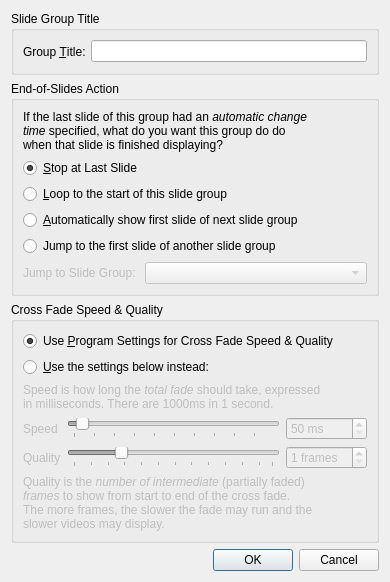
The window that src/SlideGroupSettingsDialog.ui (google-code-export/dviz) describes before a commit, drawn with Qt 5.
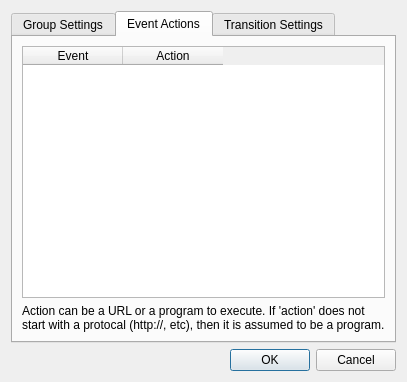
The same window after the commit. The open tabs and pages were chosen to show the change.

Commit message: Changed UserEventAction class to a simple QHash<QString,QStringList> pair and updated the related store/retrieve code and methods to match. Implemented UI in AppSettingsDialog to edit default actions. Implemented UI in SlideGroupSettingsDialog to edit per-group actions. Actual calling of the actions not implemented yet. Compiles and runs. TODO Add Unit Tests

```diff
--- a/src/SlideGroupSettingsDialog.ui
+++ b/src/SlideGroupSettingsDialog.ui
@@ -6,8 +6,8 @@
    <rect>
     <x>0</x>
     <y>0</y>
-    <width>390</width>
-    <height>582</height>
+    <width>407</width>
+    <height>381</height>
    </rect>
   </property>
   <property name="windowTitle">
@@ -15,6 +15,16 @@
   </property>
   <layout class="QVBoxLayout" name="verticalLayout_3">
    <item>
+    <widget class="QTabWidget" name="tabWidget">
+     <property name="currentIndex">
+      <number>0</number>
+     </property>
+     <widget class="QWidget" name="tab">
+      <attribute name="title">
+       <string>Group Settings</string>
+      </attribute>
+      <layout class="QVBoxLayout" name="verticalLayout_4">
+       <item>
     <widget class="QGroupBox" name="groupBox">
      <property name="title">
       <string>Slide Group Title</string>
@@ -127,15 +137,66 @@
     </widget>
    </item>
    <item>
+        <spacer name="verticalSpacer">
+         <property name="orientation">
+          <enum>Qt::Vertical</enum>
+         </property>
+         <property name="sizeHint" stdset="0">
+          <size>
+           <width>20</width>
+           <height>42</height>
+          </size>
+         </property>
+        </spacer>
+       </item>
+      </layout>
+     </widget>
+     <widget class="QWidget" name="tab_3">
+      <attribute name="title">
+       <string>Event Actions</string>
+      </attribute>
+      <layout class="QVBoxLayout" name="verticalLayout_7">
+       <item>
+        <widget class="QTableWidget" name="eventTable">
+         <column>
+          <property name="text">
+           <string>Event</string>
+          </property>
+         </column>
+         <column>
+          <property name="text">
+           <string>Action</string>
+          </property>
+         </column>
+        </widget>
+       </item>
+       <item>
+        <widget class="QLabel" name="label_26">
+         <property name="text">
+          <string>Action can be a URL or a program to execute. If 'action' does not start with a protocal (http://, etc), then it is assumed to be a program.</string>
+         </property>
+         <property name="wordWrap">
+          <bool>true</bool>
+         </property>
+        </widget>
+       </item>
+      </layout>
+     </widget>
+     <widget class="QWidget" name="tab_2">
+      <attribute name="title">
+       <string>Transition Settings</string>
+      </attribute>
+      <layout class="QVBoxLayout" name="verticalLayout_6">
+       <item>
     <widget class="QGroupBox" name="groupBox_4">
      <property name="title">
-      <string>Cross Fade Speed &amp;&amp; Quality</string>
+          <string>Transition Speed &amp;&amp; Quality</string>
      </property>
      <layout class="QVBoxLayout" name="verticalLayout_5">
       <item>
        <widget class="QRadioButton" name="btnUseApp">
         <property name="text">
-         <string>Use &amp;Program Settings for Cross Fade Speed &amp;&amp; Quality</string>
+             <string>Use &amp;Program Settings for Transition Speed &amp;&amp; Quality</string>
         </property>
         <property name="checked">
          <bool>true</bool>
@@ -300,6 +361,23 @@
        </widget>
       </item>
      </layout>
+        </widget>
+       </item>
+       <item>
+        <spacer name="verticalSpacer_2">
+         <property name="orientation">
+          <enum>Qt::Vertical</enum>
+         </property>
+         <property name="sizeHint" stdset="0">
+          <size>
+           <width>20</width>
+           <height>23</height>
+          </size>
+         </property>
+        </spacer>
+       </item>
+      </layout>
+     </widget>
     </widget>
    </item>
    <item>
```
Lines whose indentation alone changed are shown as unchanged. The commit also changes 13 other files.
